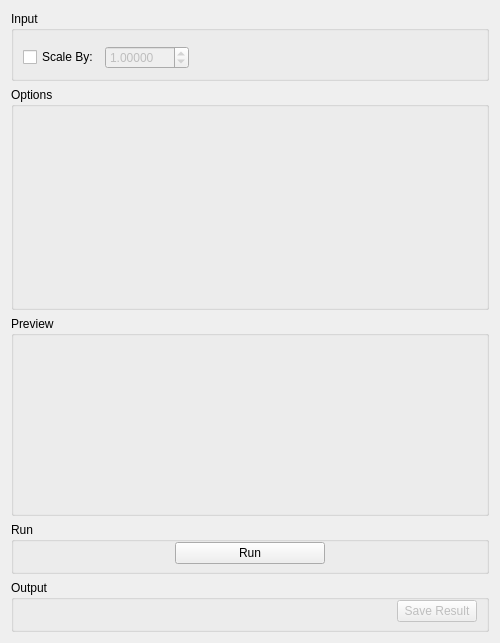
Above: qt/scientific_interfaces/Inelastic/Processor/MomentsTab.ui from mantidproject/mantid before the change. Below: the same form after it.
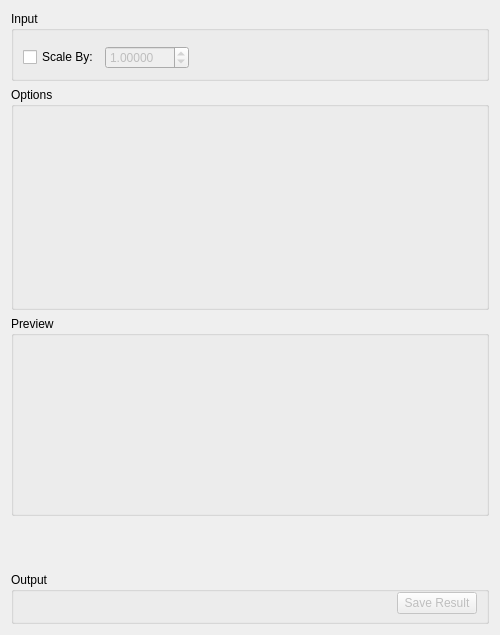
That is the form after the change. Custom widgets are drawn as their Qt base class.

Commit message: Adapt Moments tab for run widget, inherit from RunSubscriber and refactor validation and run methods

```diff
--- a/qt/scientific_interfaces/Inelastic/Processor/MomentsTab.ui
+++ b/qt/scientific_interfaces/Inelastic/Processor/MomentsTab.ui
@@ -209,64 +209,7 @@
     </widget>
    </item>
    <item>
-    <widget class="QGroupBox" name="gbRun">
-     <property name="title">
-      <string>Run</string>
-     </property>
-     <layout class="QHBoxLayout" name="horizontalLayout_2">
-      <property name="topMargin">
-       <number>0</number>
-      </property>
-      <property name="bottomMargin">
-       <number>7</number>
-      </property>
-      <item>
-       <spacer name="horizontalSpacer">
-        <property name="orientation">
-         <enum>Qt::Horizontal</enum>
-        </property>
-        <property name="sizeHint" stdset="0">
-         <size>
-          <width>185</width>
-          <height>20</height>
-         </size>
-        </property>
-       </spacer>
-      </item>
-      <item>
-       <widget class="QPushButton" name="pbRun">
-        <property name="minimumSize">
-         <size>
-          <width>150</width>
-          <height>0</height>
-         </size>
-        </property>
-        <property name="maximumSize">
-         <size>
-          <width>180</width>
-          <height>16777215</height>
-         </size>
-        </property>
-        <property name="text">
-         <string>Run</string>
-        </property>
-       </widget>
-      </item>
-      <item>
-       <spacer name="horizontalSpacer_3">
-        <property name="orientation">
-         <enum>Qt::Horizontal</enum>
-        </property>
-        <property name="sizeHint" stdset="0">
-         <size>
-          <width>184</width>
-          <height>20</height>
-         </size>
-        </property>
-       </spacer>
-      </item>
-     </layout>
-    </widget>
+    <widget class="MantidQt::CustomInterfaces::RunView" name="runWidget" native="true"/>
    </item>
    <item>
     <widget class="QGroupBox" name="gbOutput">
@@ -313,9 +256,10 @@
  </widget>
  <customwidgets>
   <customwidget>
-   <class>MantidQt::MantidWidgets::DataSelector</class>
+   <class>MantidQt::CustomInterfaces::RunView</class>
    <extends>QWidget</extends>
-   <header>MantidQtWidgets/Common/DataSelector.h</header>
+   <header>Common/RunWidget/RunView.h</header>
+   <container>1</container>
   </customwidget>
   <customwidget>
    <class>MantidQt::CustomInterfaces::OutputPlotOptionsView</class>
@@ -329,6 +273,11 @@
    <header>MantidQtWidgets/Plotting/PreviewPlot.h</header>
    <container>1</container>
   </customwidget>
+  <customwidget>
+   <class>MantidQt::MantidWidgets::DataSelector</class>
+   <extends>QWidget</extends>
+   <header>MantidQtWidgets/Common/DataSelector.h</header>
+  </customwidget>
  </customwidgets>
  <resources/>
  <connections>
```
The commit also changes 5 other files.
